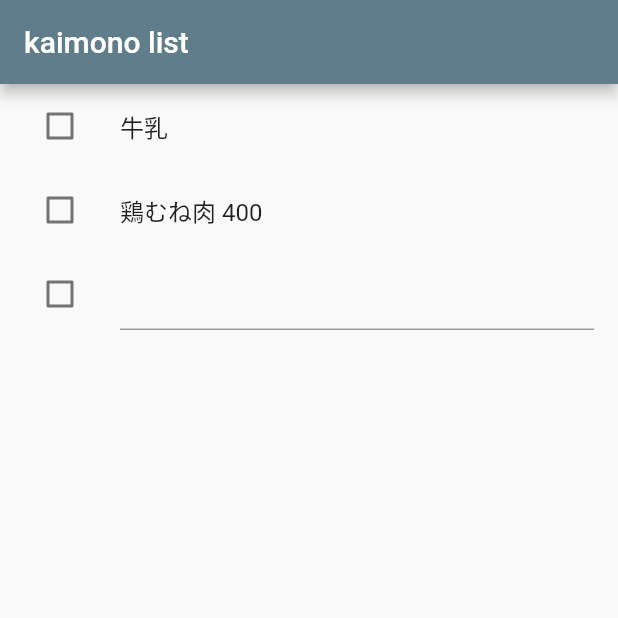
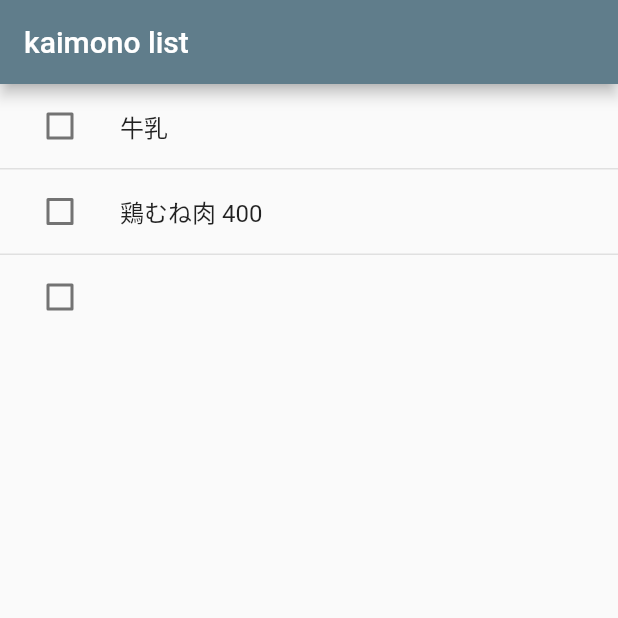
Before and after one commit to maiyama18/kaimono, a Flutter app: the screen it shows after launch, on a phone screen of 412 x 824 dp, the top half of it. Run offline on Flutter 3.47's test engine with Material 2 defaults, Android fonts, the phone set to English and light mode, and no system bars.

Commit message:
improve appearence

```diff
--- a/lib/screens/shopping_list_screen.dart
+++ b/lib/screens/shopping_list_screen.dart
@@ -11,7 +11,11 @@ class ShoppingListScreen extends StatelessWidget {
       ),
       body: Consumer<ShoppingList>(
         builder: (context, shoppingList, _) {
-          return ListView.builder(
+          return ListView.separated(
+            separatorBuilder: (context, i) => Container(
+              color: Colors.grey[300],
+              height: 1,
+            ),
             itemBuilder: (context, i) {
               if (i == shoppingList.numItems) {
                 return ListTile(
@@ -23,6 +27,9 @@ class ShoppingListScreen extends StatelessWidget {
                     autocorrect: false,
                     onChanged: (input) => shoppingList.updateInput(input),
                     onSubmitted: (_) => shoppingList.addToList(),
+                    decoration: InputDecoration(
+                      border: InputBorder.none,
+                    ),
                   ),
                 );
               }
@@ -33,6 +40,7 @@ class ShoppingListScreen extends StatelessWidget {
                 background: Container(
                   color: Colors.red[300],
                 ),
+                direction: DismissDirection.endToStart,
                 onDismissed: (direction) {
                   if (direction == DismissDirection.endToStart) {
                     shoppingList.removeFromList(i);
@@ -40,6 +48,10 @@ class ShoppingListScreen extends StatelessWidget {
                   Scaffold.of(context).showSnackBar(
                     SnackBar(
                       content: Text('「${item.name}」がリストから削除されました'),
+                      action: SnackBarAction(
+                        label: '再追加',
+                        onPressed: shoppingList.undoRemove,
+                      ),
                     ),
                   );
                 },
--- a/lib/stores/shopping_list.dart
+++ b/lib/stores/shopping_list.dart
@@ -9,6 +9,8 @@ class ShoppingList with ChangeNotifier {
     ShoppingItem(name: '牛乳'),
     ShoppingItem(name: '鶏むね肉 400'),
   ];
+  ShoppingItem _lastDeletedItem;
+  int _lastDeletedIndex;
 
   void updateInput(String input) {
     _input = input;
@@ -24,7 +26,17 @@ class ShoppingList with ChangeNotifier {
   }
 
   void removeFromList(int i) {
+    _lastDeletedIndex = i;
+    _lastDeletedItem = _items[i];
+
     _items.removeAt(i);
+    notifyListeners();
+  }
+
+  void undoRemove() {
+    if (_lastDeletedItem == null) return;
+
+    _items.insert(_lastDeletedIndex, _lastDeletedItem);
     notifyListeners();
   }
 
```
